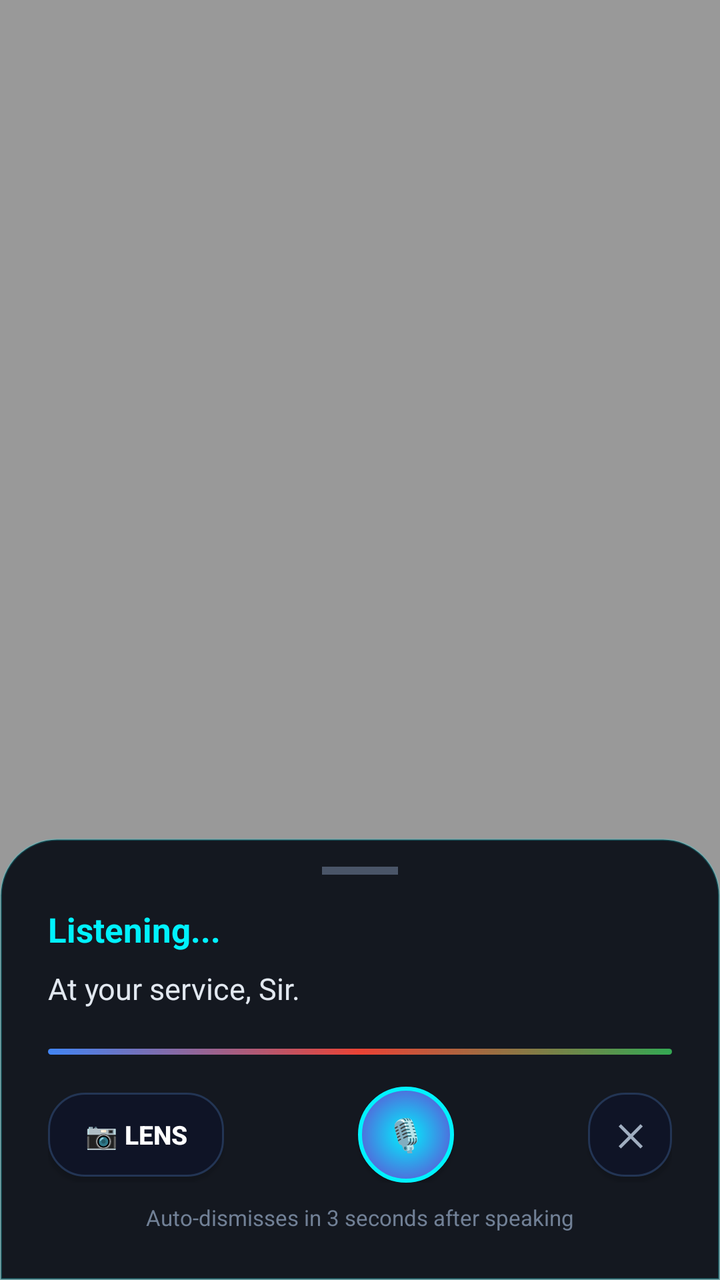
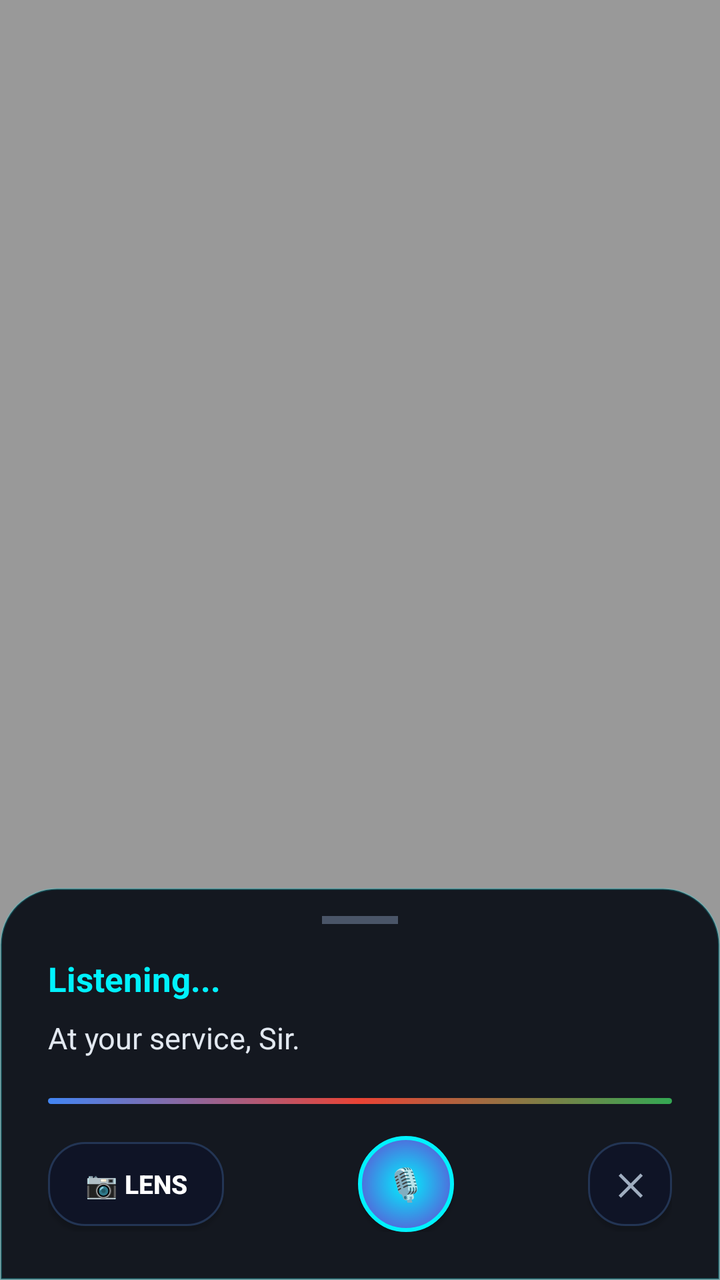

Screens rendered from an Android XML layout before and after an edit, with the pre-edit source and the edit as a unified diff.
<!-- AndroidManifest.xml: activity theme Theme.JarvisOverlay -->
<!-- res/layout/activity_assistant_overlay.xml -->
<?xml version="1.0" encoding="utf-8"?>
<RelativeLayout xmlns:android="http://schemas.android.com/apk/res/android"
    android:id="@+id/overlayRoot"
    android:layout_width="match_parent"
    android:layout_height="match_parent"
    android:background="#66000000">

    
    <LinearLayout
        android:layout_width="match_parent"
        android:layout_height="wrap_content"
        android:layout_alignParentBottom="true"
        android:background="@drawable/bottom_overlay_bg"
        android:orientation="vertical"
        android:paddingHorizontal="24dp"
        android:paddingTop="14dp"
        android:paddingBottom="24dp">

        
        <View
            android:layout_width="38dp"
            android:layout_height="4dp"
            android:layout_gravity="center_horizontal"
            android:layout_marginBottom="16dp"
            android:background="#4A5568" />

        
        <TextView
            android:id="@+id/overlayUserText"
            android:layout_width="wrap_content"
            android:layout_height="wrap_content"
            android:layout_gravity="start"
            android:text="Listening..."
            android:textColor="#00F2FE"
            android:textSize="17sp"
            android:textStyle="bold" />

        
        <TextView
            android:id="@+id/overlayResponseText"
            android:layout_width="wrap_content"
            android:layout_height="wrap_content"
            android:layout_marginTop="8dp"
            android:text="At your service, Sir."
            android:textColor="#E2E8F0"
            android:textSize="15sp"
            android:lineSpacingExtra="3dp" />

        
        <View
            android:layout_width="match_parent"
            android:layout_height="3dp"
            android:layout_marginTop="20dp"
            android:layout_marginBottom="16dp"
            android:background="@drawable/assistant_light_bar" />

        
        <LinearLayout
            android:layout_width="match_parent"
            android:layout_height="wrap_content"
            android:gravity="center_vertical"
            android:orientation="horizontal">

            
            <Button
                android:id="@+id/lensBtn"
                android:layout_width="wrap_content"
                android:layout_height="42dp"
                android:background="@drawable/card_bg"
                android:paddingHorizontal="14dp"
                android:text="📷 Lens"
                android:textColor="#FFFFFF"
                android:textSize="13sp"
                android:textStyle="bold" />

            
            <View
                android:layout_width="0dp"
                android:layout_height="1dp"
                android:layout_weight="1" />

            
            <Button
                android:id="@+id/overlayMicBtn"
                android:layout_width="48dp"
                android:layout_height="48dp"
                android:background="@drawable/orb_center"
                android:text="🎙"
                android:textColor="#FFFFFF"
                android:textSize="16sp" />

            
            <View
                android:layout_width="0dp"
                android:layout_height="1dp"
                android:layout_weight="1" />

            
            <Button
                android:id="@+id/closeBtn"
                android:layout_width="42dp"
                android:layout_height="42dp"
                android:background="@drawable/card_bg"
                android:text="✕"
                android:textColor="#A0AEC0"
                android:textSize="15sp"
                android:textStyle="bold" />

        </LinearLayout>

        
        <TextView
            android:layout_width="wrap_content"
            android:layout_height="wrap_content"
            android:layout_gravity="center_horizontal"
            android:layout_marginTop="10dp"
            android:text="Auto-dismisses in 3 seconds after speaking"
            android:textColor="#718096"
            android:textSize="11sp" />

    </LinearLayout>

</RelativeLayout>
<!-- resources referenced by this layout -->
<resources>
  <!-- drawable assistant_light_bar (drawable) -->
  <?xml version="1.0" encoding="utf-8"?>
  <shape xmlns:android="http://schemas.android.com/apk/res/android"
      android:shape="rectangle">
      <gradient
          android:angle="0"
          android:startColor="#4285F4"
          android:centerColor="#EA4335"
          android:endColor="#34A853" />
      <corners android:radius="4dp" />
  </shape>
  <!-- drawable bottom_overlay_bg (drawable) -->
  <?xml version="1.0" encoding="utf-8"?>
  <shape xmlns:android="http://schemas.android.com/apk/res/android"
      android:shape="rectangle">
      <solid android:color="#F20D111A" />
      <stroke android:width="1dp" android:color="#3300F2FE" />
      <corners
          android:topLeftRadius="28dp"
          android:topRightRadius="28dp"
          android:bottomLeftRadius="0dp"
          android:bottomRightRadius="0dp" />
  </shape>
  <!-- drawable card_bg (drawable) -->
  <?xml version="1.0" encoding="utf-8"?>
  
  <shape xmlns:android="http://schemas.android.com/apk/res/android"
      android:shape="rectangle">
      <solid android:color="#0F1426" />
      <stroke android:width="1dp" android:color="#233554" />
      <corners android:radius="18dp" />
  </shape>
  <!-- drawable orb_center (drawable) -->
  <?xml version="1.0" encoding="utf-8"?>
  
  <shape xmlns:android="http://schemas.android.com/apk/res/android"
      android:shape="oval">
      <gradient
          android:type="radial"
          android:gradientRadius="70dp"
          android:startColor="#00F2FE"
          android:centerColor="#7928CA"
          android:endColor="#0A0F1D" />
      <stroke android:width="2dp" android:color="#00F2FE" />
  </shape>
  <style name="Theme.JarvisOverlay" parent="Theme.AppCompat.Dialog">
          <item name="android:windowBackground">@android:color/transparent</item>
          <item name="android:windowIsTranslucent">true</item>
          <item name="android:windowNoTitle">true</item>
          <item name="android:windowIsFloating">false</item>
          <item name="android:backgroundDimEnabled">true</item>
          <item name="android:backgroundDimAmount">0.40</item>
          <item name="android:windowAnimationStyle">@android:style/Animation.Dialog</item>
      </style>
</resources>

<!-- the commit's change to res/layout/activity_assistant_overlay.xml (unified diff, before → after) -->
@@ -12,7 +12,8 @@
         android:layout_alignParentBottom="true"
         android:background="@drawable/bottom_overlay_bg"
         android:orientation="vertical"
-        android:paddingHorizontal="24dp"
+        android:paddingLeft="24dp"
+        android:paddingRight="24dp"
         android:paddingTop="14dp"
         android:paddingBottom="24dp">
 
@@ -67,7 +68,8 @@
                 android:layout_width="wrap_content"
                 android:layout_height="42dp"
                 android:background="@drawable/card_bg"
-                android:paddingHorizontal="14dp"
+                android:paddingLeft="14dp"
+                android:paddingRight="14dp"
                 android:text="📷 Lens"
                 android:textColor="#FFFFFF"
                 android:textSize="13sp"
@@ -108,16 +110,6 @@
 
         </LinearLayout>
 
-        
-        <TextView
-            android:layout_width="wrap_content"
-            android:layout_height="wrap_content"
-            android:layout_gravity="center_horizontal"
-            android:layout_marginTop="10dp"
-            android:text="Auto-dismisses in 3 seconds after speaking"
-            android:textColor="#718096"
-            android:textSize="11sp" />
-
     </LinearLayout>
 
 </RelativeLayout>
